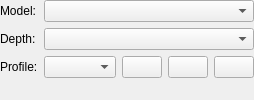
Above: krita/ui/forms/wdgcolorspaceselector.ui from KDE/calligra before the change. Below: the same form after it.
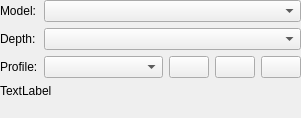
That is the form after the change. Custom widgets are drawn as their Qt base class.

Commit message:
Add functionality for retrieving colorants and displaying them in UI.
This adds 'hasColorants', 'getColorantsXYZ', 'getColorantsxyY',
'getWhitePointXYZ' and 'getWhitePointxyY' to the profile-classes.
Then these are used to display said colorants in the color-space selector
widget. Code is still messy and the colorants are still only d50.

The edit to the form file:
```diff
--- a/krita/ui/forms/wdgcolorspaceselector.ui
+++ b/krita/ui/forms/wdgcolorspaceselector.ui
@@ -2,6 +2,14 @@
 <ui version="4.0">
  <class>WdgColorSpaceSelector</class>
  <widget class="QWidget" name="WdgColorSpaceSelector">
+  <property name="geometry">
+   <rect>
+    <x>0</x>
+    <y>0</y>
+    <width>301</width>
+    <height>118</height>
+   </rect>
+  </property>
   <layout class="QFormLayout" name="formLayout">
    <property name="labelAlignment">
     <set>Qt::AlignLeading|Qt::AlignLeft|Qt::AlignVCenter</set>
@@ -121,6 +129,16 @@
      </item>
     </layout>
    </item>
+   <item row="3" column="0" colspan="2">
+    <widget class="QLabel" name="lblColorantInfo">
+     <property name="text">
+      <string notr="true">TextLabel</string>
+     </property>
+     <property name="wordWrap">
+      <bool>true</bool>
+     </property>
+    </widget>
+   </item>
   </layout>
  </widget>
  <customwidgets>
```
The commit also changes 8 other files.
